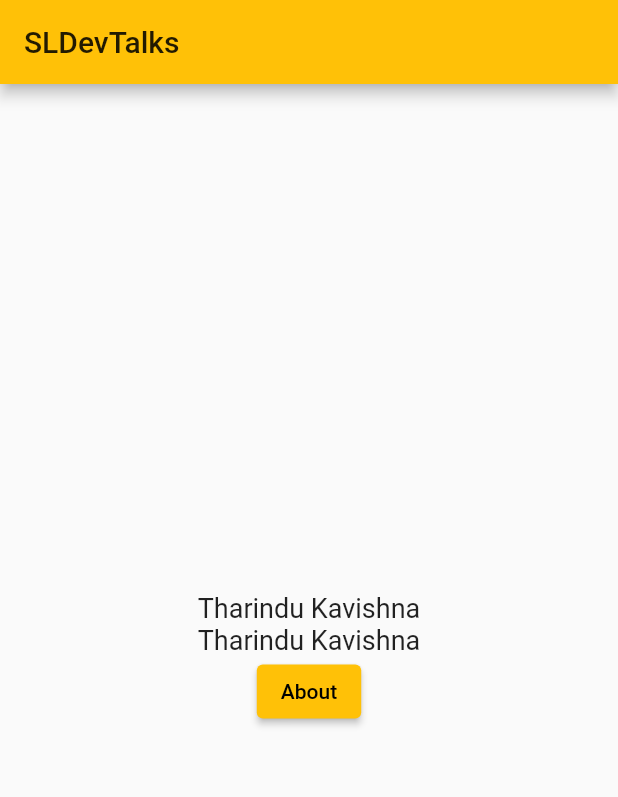
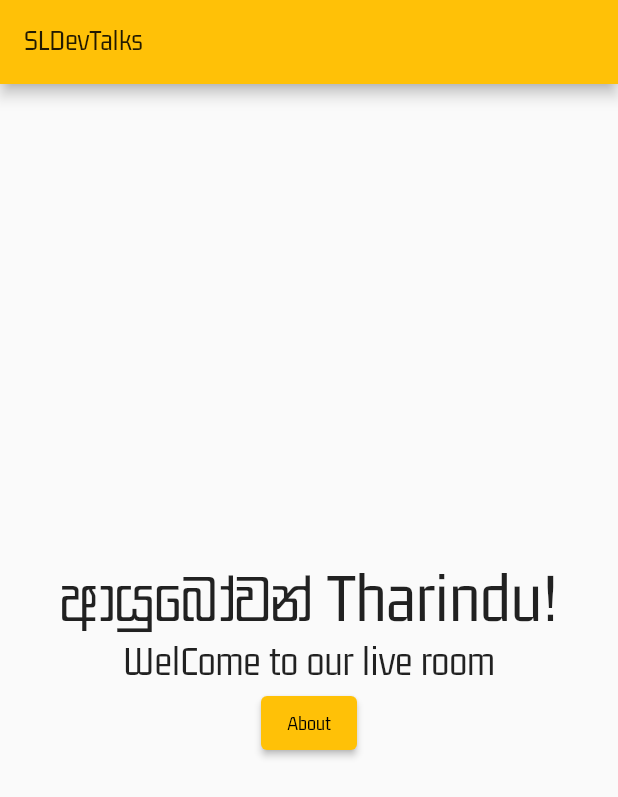
Before and after one commit to tharindu97/Flutter-Udemy, a Flutter app: the screen it shows after launch, on a phone screen of 412 x 824 dp. Shown: the top 797 px of the screen. Run offline on Flutter 3.47's test engine with Material 2 defaults, Android fonts, the phone set to English and light mode, and no system bars; missing offline and left inert: email_auth.

Commit message:
session 4

```diff
--- a/sldevtaks/lib/main.dart
+++ b/sldevtaks/lib/main.dart
@@ -15,6 +15,7 @@ class MyApp extends StatelessWidget {
       debugShowCheckedModeBanner: false,
       theme: ThemeData(
         primarySwatch: Colors.amber,
+        fontFamily:  "GemunuLibre",
       ),
       initialRoute: Home.routeName,
       routes: routes,
--- a/sldevtaks/lib/pages/home.dart
+++ b/sldevtaks/lib/pages/home.dart
@@ -18,8 +18,8 @@ class Home extends StatelessWidget {
             SizedBox(
               width: double.infinity,
             ),
-            Text("Tharindu Kavishna", style: TextStyle(fontSize: 18.0),),
-            Text("Tharindu Kavishna", style: TextStyle(fontSize: 18.0),),
+            Text("ආයුබෝවන් Tharindu!", style: TextStyle(fontSize: 48.0),),
+            Text("WelCome to our live room", style: TextStyle(fontSize: 28.0),),
             ElevatedButton(
                 onPressed: () async{
                   String text = await Navigator.of(context).pushNamed(About.routeName, arguments: AboutArguments(name: 'Tharindu kavishna'),) as String;
```
Also changed, not shown: sldevtaks/pubspec.yaml (+5 -39 lines), sldevtaks/assets/fonts/gemunu-libre.regular.ttf (added).
